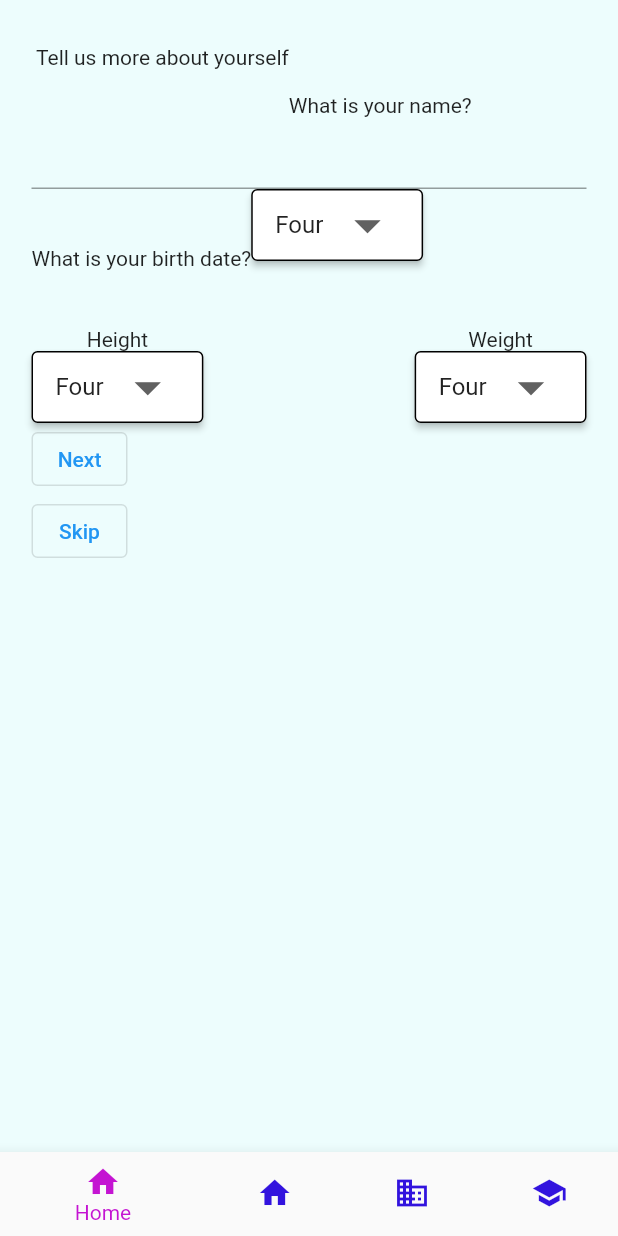
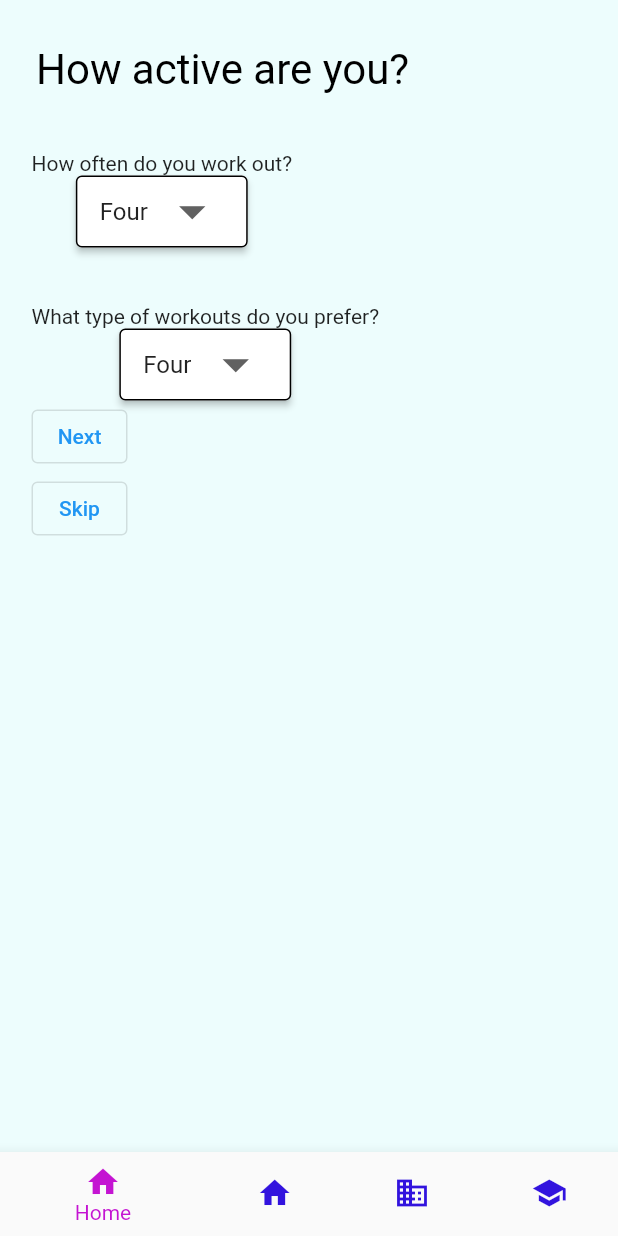
Before and after one commit to aishu1822/PostURight, a Flutter app: the screen it shows after launch, on a phone screen of 412 x 824 dp. Run offline on Flutter 3.47's test engine with Material 2 defaults, Android fonts, the phone set to English and light mode, and no system bars; our stand-ins replace babstrap_settings_screen, get, simple_circular_progress_bar, syncfusion_flutter_datepicker; missing offline and left inert: calender_picker, linear_progress_bar; Roboto replaces fonts that are missing (SF Pro).

Commit message:
registration2 page changes

```diff
--- a/posturight/lib/alert_settings.dart
+++ b/posturight/lib/alert_settings.dart
@@ -28,7 +28,7 @@ class _AlertSettingsPageState extends State<AlertSettingsPage> {
   Widget build(BuildContext context) {
     return MaterialApp (
       home: Scaffold(
-      backgroundColor: c1,
+      backgroundColor: appBackgroundColor,
       body: Padding(
         padding: const EdgeInsets.all(10),
         child: ListView(
--- a/posturight/lib/colors.dart
+++ b/posturight/lib/colors.dart
@@ -3,6 +3,6 @@ import 'package:flutter/material.dart';
 Color black = Color.fromARGB(0xff, 0, 0, 0);
 
 
-Color c1 = Color.fromARGB(0xff, 0xed, 0xfd, 0xfd);
+Color appBackgroundColor = Color.fromARGB(0xff, 0xed, 0xfd, 0xfd);
 Color c2 = Color.fromARGB(255, 0x2b, 0x79, 0x74);
 Color c3 = Color.fromARGB(0xff, 0x59, 0xc3, 0xb2);
--- a/posturight/lib/exercises.dart
+++ b/posturight/lib/exercises.dart
@@ -1,4 +1,6 @@
 import 'package:flutter/material.dart';
+import 'colors.dart';
+
 class Exercises extends StatelessWidget {
   const Exercises({Key? key}) : super(key: key);
   @override
@@ -45,6 +47,7 @@ class _ExercisesPageState extends State<ExercisesPage> {
   @override
   Widget build(BuildContext context) {
     return Scaffold(
+      backgroundColor: appBackgroundColor,
       appBar: AppBar(
         title: Text(widget.title),
       ),
--- a/posturight/lib/main.dart
+++ b/posturight/lib/main.dart
@@ -1,5 +1,6 @@
 import 'package:flutter/material.dart';
 import 'package:posturight/registration1.dart';
+import 'package:posturight/registration2.dart';
 import 'package:posturight/welcome.dart';
 import 'alert_settings.dart';
 import 'exercises.dart';
@@ -39,7 +40,7 @@ class App extends StatefulWidget {
 class AppState extends State<App> {
   // int selectedBottomBarIndex = 0;
   int _currentIndex = 0;
-  Widget _currentWidget = Registration1Screen();
+  Widget _currentWidget = Registration2Screen();//Registration1Screen();
   //WelcomeScreen();//TitleScreen();//Container();
 
   void _loadScreen() {
--- a/posturight/lib/profile.dart
+++ b/posturight/lib/profile.dart
@@ -26,7 +26,7 @@ class _ProfilePageState extends State<ProfilePage> {
     // return Container();
      return MaterialApp(
       home: Scaffold(
-        backgroundColor: c1,
+        backgroundColor: appBackgroundColor,
         appBar: AppBar(
           title: const Text(
             "Profile",
--- a/posturight/lib/registration1.dart
+++ b/posturight/lib/registration1.dart
@@ -1,5 +1,6 @@
 import 'package:flutter/material.dart';
 import 'colors.dart';
+import 'style.dart';
 
 // ignore_for_file: must_be_immutable
 class Registration1Screen extends StatefulWidget {
@@ -16,7 +17,7 @@ class _Registration1ScreenState extends State<Registration1Screen> {
   Widget build(BuildContext context) {
     return SafeArea(
         child: Scaffold(
-            backgroundColor: c1,
+            backgroundColor: appBackgroundColor,
             resizeToAvoidBottomInset: false,
             body: Container(
                 width: double.maxFinite,
@@ -32,7 +33,7 @@ class _Registration1ScreenState extends State<Registration1Screen> {
                           child: Text("Tell us more about yourself",
                                 maxLines: null,
                                 textAlign: TextAlign.left,
-                                // style: AppStyle.txtSFProSemibold28
+                                style: Style.txtSFProSemibold28
                               )
                           ),
                       Padding(
@@ -41,7 +42,7 @@ class _Registration1ScreenState extends State<Registration1Screen> {
                           child: Text("What is your name?",
                                 overflow: TextOverflow.ellipsis,
                                 textAlign: TextAlign.left,
-                                // style: AppStyle.txtRobotoRegular16
+                                style: Style.txtRobotoRegular16
                               )
                           ),
                       TextFormField(
--- a/posturight/lib/registration2.dart
+++ b/posturight/lib/registration2.dart
@@ -0,0 +1,128 @@
+import 'package:flutter/material.dart';
+import 'colors.dart';
+import 'style.dart';
+
+// ignore_for_file: must_be_immutable
+class Registration2Screen extends StatefulWidget {
+  @override
+  State<Registration2Screen> createState() => _Registration2ScreenState();
+}
+
+class _Registration2ScreenState extends State<Registration2Screen> {
+  TextEditingController nameController = TextEditingController();
+  final items = ['One', 'Two', 'Three', 'Four'];
+  String selectedValue = 'Four';
+
+  @override
+  Widget build(BuildContext context) {
+    return SafeArea(
+        child: Scaffold(
+            backgroundColor: appBackgroundColor,
+            resizeToAvoidBottomInset: false,
+            body: Container(
+                width: double.maxFinite,
+                padding: const EdgeInsets.only(left: 21, top: 30, right: 21, bottom: 30,),
+                child: Wrap(
+                    // crossAxisAlignment: CrossAxisAlignment.start,
+                    // mainAxisAlignment: MainAxisAlignment.start,
+                    children: [
+                      Spacer(),
+                      Container(
+                          // width: 200,
+                          margin: const EdgeInsets.only(left: 3,),
+                          child: Text("How active are you?",
+                                maxLines: null,
+                                textAlign: TextAlign.left,
+                                style: Style.txtSFProSemibold28
+                              )
+                          ),
+                    Column( children: [
+                      Padding(
+                          padding: const EdgeInsets.only(top: 38),
+                          child: Text("How often do you work out?",
+                              overflow: TextOverflow.ellipsis,
+                              textAlign: TextAlign.left,
+                              // style: AppStyle.txtRobotoRegular16
+                            )
+                          ),
+                        ElevatedButton(
+                          style: ElevatedButton.styleFrom(primary: Colors.white, side: const BorderSide(
+                              width: 1, // the thickness
+                              color: Colors.black // the color of the border
+                          )),
+                          onPressed: (){},
+                          child:
+                            DropdownButton<String>(
+                              value: selectedValue,
+                              onChanged: (value) => selectedValue,
+                              items: items
+                                    .map<DropdownMenuItem<String>>(
+                                        (String value) => DropdownMenuItem<String>(
+                                              value: value,
+                                              child: Text(value),
+                                            ))
+                                    .toList(),
+                              icon: Icon(Icons.arrow_drop_down),
+                              iconSize: 42,
+                              underline: SizedBox(),
+                            ),
+                        )]),
+
+
+                      Column(children: [
+                        Padding(
+                          padding: const EdgeInsets.only(top: 38),
+                          child: Text("What type of workouts do you prefer?",
+                              overflow: TextOverflow.ellipsis,
+                              textAlign: TextAlign.left,
+                              // style: AppStyle.txtRobotoRegular16
+                            )
+                          ),
+                        ElevatedButton(
+                          style: ElevatedButton.styleFrom(primary: Colors.white, side: const BorderSide(
+                              width: 1, // the thickness
+                              color: Colors.black // the color of the border
+                          )),
+                          onPressed: (){},
+                          child:
+                            DropdownButton<String>(
+                              value: selectedValue,
+                              onChanged: (value) => selectedValue,
+                              items: items
+                                    .map<DropdownMenuItem<String>>(
+                                        (String value) => DropdownMenuItem<String>(
+                                              value: value,
+                                              child: Text(value),
+                                            ))
+                                    .toList(),
+                              icon: Icon(Icons.arrow_drop_down),
+                              iconSize: 42,
+                              underline: SizedBox(),
+                            ),
+                        ),]),
+
+                        Row(
+                            children:[Column(
+                              mainAxisAlignment: MainAxisAlignment.center,
+                              crossAxisAlignment: CrossAxisAlignment.center,
+                              children: [
+
+                              OutlinedButton(
+                                onPressed: (){},
+                                child: Text("Next")),
+                              OutlinedButton(
+                                onPressed: (){},
+                                child: Text("Skip")),
+                            ],)]),
+
+                    ]))));
+  }
+
+  onTapNext(BuildContext context) {
+    // Navigator.pushNamed(context, AppRoutes.iphone14FourOneScreen);
+  }
+
+  onTapTxtSkip(BuildContext context) {
+    // Navigator.pushNamed(context, AppRoutes.iphone14FourOneScreen);
+  }
+}
--- a/posturight/lib/title.dart
+++ b/posturight/lib/title.dart
@@ -8,7 +8,7 @@ class TitleScreen extends StatelessWidget {
   Widget build(BuildContext context) {
     return SafeArea(
         child: Scaffold(
-            backgroundColor: c1,//ColorConstant.gray50,
+            backgroundColor: appBackgroundColor,//ColorConstant.gray50,
             body: Container(
                 width: double.maxFinite,
                 padding: const EdgeInsets.only(left: 24,right: 24,),
--- a/posturight/lib/welcome.dart
+++ b/posturight/lib/welcome.dart
@@ -8,7 +8,7 @@ class WelcomeScreen extends StatelessWidget {
   Widget build(BuildContext context) {
     return SafeArea(
         child: Scaffold(
-            backgroundColor: c1,//ColorConstant.gray50,
+            backgroundColor: appBackgroundColor,//ColorConstant.gray50,
             body: Container(
                 width: double.maxFinite,
                 padding: const EdgeInsets.only(left: 24,right: 24,),
```
